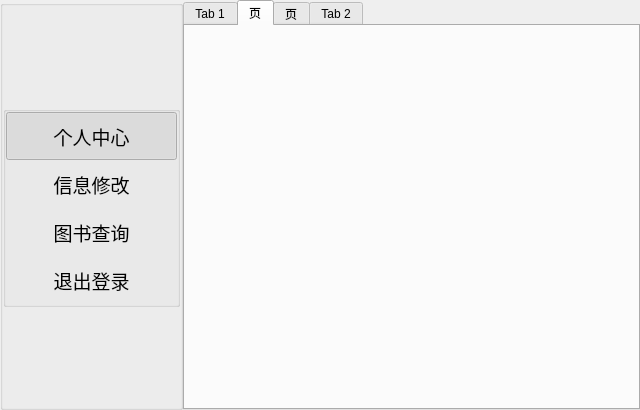
This is twidgetstudent.ui in xiezhihu/Qt_Book as Qt 5 draws it before an edit. The edited form follows.
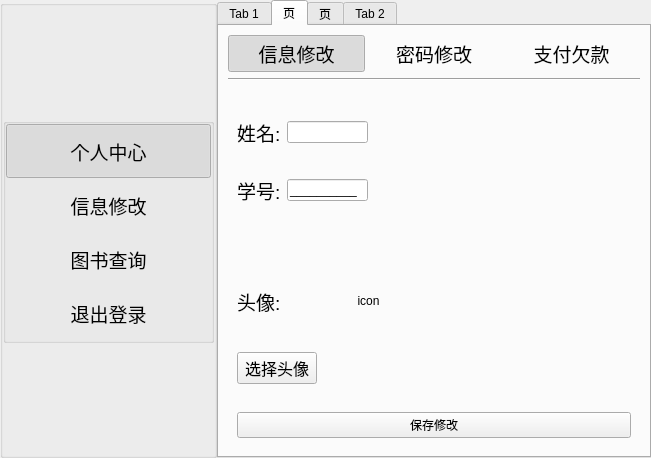
This is the edited form. The open tabs and pages were chosen to show the change.

Commit message: 完成信息修改设计

Patch:
```diff
--- a/twidgetstudent.ui
+++ b/twidgetstudent.ui
@@ -6,14 +6,14 @@
    <rect>
     <x>0</x>
     <y>0</y>
-    <width>640</width>
-    <height>410</height>
+    <width>651</width>
+    <height>458</height>
    </rect>
   </property>
   <property name="windowTitle">
    <string>Form</string>
   </property>
-  <layout class="QHBoxLayout" name="horizontalLayout" stretch="2,5">
+  <layout class="QHBoxLayout" name="horizontalLayout" stretch="1,2">
    <property name="spacing">
     <number>0</number>
    </property>
@@ -226,7 +226,7 @@
    <item>
     <widget class="QTabWidget" name="tabWidget">
      <property name="currentIndex">
-      <number>0</number>
+      <number>1</number>
      </property>
      <widget class="QWidget" name="tab">
       <attribute name="title">
@@ -238,25 +238,10 @@
          <property name="title">
           <string/>
          </property>
-         <layout class="QHBoxLayout" name="horizontalLayout_3" stretch="2,3">
-          <property name="spacing">
-           <number>0</number>
-          </property>
-          <property name="leftMargin">
-           <number>0</number>
-          </property>
-          <property name="topMargin">
-           <number>0</number>
-          </property>
-          <property name="rightMargin">
-           <number>0</number>
-          </property>
-          <property name="bottomMargin">
-           <number>0</number>
-          </property>
+         <layout class="QHBoxLayout" name="horizontalLayout_2" stretch="3,5">
           <item>
-           <layout class="QHBoxLayout" name="horizontalLayout_2">
-            <item>
+           <layout class="QGridLayout" name="gridLayout">
+            <item row="0" column="0" rowspan="2">
              <widget class="QLabel" name="labIcon">
               <property name="text">
                <string>icon</string>
@@ -266,7 +251,20 @@
               </property>
              </widget>
             </item>
-            <item>
+            <item row="0" column="1">
+             <spacer name="verticalSpacer_3">
+              <property name="orientation">
+               <enum>Qt::Vertical</enum>
+              </property>
+              <property name="sizeHint" stdset="0">
+               <size>
+                <width>20</width>
+                <height>28</height>
+               </size>
+              </property>
+             </spacer>
+            </item>
+            <item row="1" column="1">
              <layout class="QVBoxLayout" name="verticalLayout_3">
               <item>
                <widget class="QLabel" name="labName">
@@ -288,7 +286,7 @@
                  </font>
                 </property>
                 <property name="text">
-                 <string>ID</string>
+                 <string>学号</string>
                 </property>
                </widget>
               </item>
@@ -375,6 +373,334 @@
       <attribute name="title">
        <string>页</string>
       </attribute>
+      <layout class="QVBoxLayout" name="verticalLayout_8">
+       <item>
+        <layout class="QVBoxLayout" name="verticalLayout_7">
+         <item>
+          <layout class="QHBoxLayout" name="horizontalLayout_4">
+           <property name="spacing">
+            <number>0</number>
+           </property>
+           <item>
+            <widget class="QPushButton" name="btnStackedPag0">
+             <property name="font">
+              <font>
+               <pointsize>14</pointsize>
+              </font>
+             </property>
+             <property name="text">
+              <string>信息修改</string>
+             </property>
+             <property name="checkable">
+              <bool>true</bool>
+             </property>
+             <property name="checked">
+              <bool>true</bool>
+             </property>
+             <property name="autoExclusive">
+              <bool>true</bool>
+             </property>
+             <property name="flat">
+              <bool>true</bool>
+             </property>
+            </widget>
+           </item>
+           <item>
+            <widget class="QPushButton" name="btnStackedPag1">
+             <property name="font">
+              <font>
+               <pointsize>14</pointsize>
+              </font>
+             </property>
+             <property name="text">
+              <string>密码修改</string>
+             </property>
+             <property name="checkable">
+              <bool>true</bool>
+             </property>
+             <property name="autoExclusive">
+              <bool>true</bool>
+             </property>
+             <property name="flat">
+              <bool>true</bool>
+             </property>
+            </widget>
+           </item>
+           <item>
+            <widget class="QPushButton" name="btnStackedPag2">
+             <property name="font">
+              <font>
+               <pointsize>14</pointsize>
+              </font>
+             </property>
+             <property name="text">
+              <string>支付欠款</string>
+             </property>
+             <property name="checkable">
+              <bool>true</bool>
+             </property>
+             <property name="autoExclusive">
+              <bool>true</bool>
+             </property>
+             <property name="flat">
+              <bool>true</bool>
+             </property>
+            </widget>
+           </item>
+          </layout>
+         </item>
+         <item>
+          <widget class="Line" name="line_2">
+           <property name="orientation">
+            <enum>Qt::Horizontal</enum>
+           </property>
+          </widget>
+         </item>
+         <item>
+          <widget class="QStackedWidget" name="stackedWidget">
+           <property name="currentIndex">
+            <number>0</number>
+           </property>
+           <widget class="QWidget" name="page">
+            <layout class="QVBoxLayout" name="verticalLayout_9" stretch="1,2,1,2,1,1,4,2,1,1">
+             <item>
+              <spacer name="verticalSpacer_4">
+               <property name="orientation">
+                <enum>Qt::Vertical</enum>
+               </property>
+               <property name="sizeHint" stdset="0">
+                <size>
+                 <width>20</width>
+                 <height>18</height>
+                </size>
+               </property>
+              </spacer>
+             </item>
+             <item>
+              <layout class="QHBoxLayout" name="horizontalLayout_10" stretch="1,2">
+               <item>
+                <layout class="QHBoxLayout" name="horizontalLayout_11">
+                 <item>
+                  <widget class="QLabel" name="label_6">
+                   <property name="font">
+                    <font>
+                     <pointsize>14</pointsize>
+                    </font>
+                   </property>
+                   <property name="text">
+                    <string>姓名:</string>
+                   </property>
+                  </widget>
+                 </item>
+                 <item>
+                  <widget class="QLineEdit" name="lineMessageName"/>
+                 </item>
+                </layout>
+               </item>
+               <item>
+                <spacer name="horizontalSpacer_5">
+                 <property name="orientation">
+                  <enum>Qt::Horizontal</enum>
+                 </property>
+                 <property name="sizeHint" stdset="0">
+                  <size>
+                   <width>40</width>
+                   <height>20</height>
+                  </size>
+                 </property>
+                </spacer>
+               </item>
+              </layout>
+             </item>
+             <item>
+              <spacer name="verticalSpacer_5">
+               <property name="orientation">
+                <enum>Qt::Vertical</enum>
+               </property>
+               <property name="sizeHint" stdset="0">
+                <size>
+                 <width>20</width>
+                 <height>18</height>
+                </size>
+               </property>
+              </spacer>
+             </item>
+             <item>
+              <layout class="QHBoxLayout" name="horizontalLayout_12" stretch="1,2">
+               <item>
+                <layout class="QHBoxLayout" name="horizontalLayout_13">
+                 <item>
+                  <widget class="QLabel" name="label_7">
+                   <property name="font">
+                    <font>
+                     <pointsize>14</pointsize>
+                    </font>
+                   </property>
+                   <property name="text">
+                    <string>学号:</string>
+                   </property>
+                  </widget>
+                 </item>
+                 <item>
+                  <widget class="QLineEdit" name="lineMessageNumber">
+                   <property name="inputMask">
+                    <string>0000000000;_</string>
+                   </property>
+                   <property name="text">
+                    <string/>
+                   </property>
+                   <property name="placeholderText">
+                    <string/>
+                   </property>
+                  </widget>
+                 </item>
+                </layout>
+               </item>
+               <item>
+                <spacer name="horizontalSpacer_6">
+                 <property name="orientation">
+                  <enum>Qt::Horizontal</enum>
+                 </property>
+                 <property name="sizeHint" stdset="0">
+                  <size>
+                   <width>40</width>
+                   <height>20</height>
+                  </size>
+                 </property>
+                </spacer>
+               </item>
+              </layout>
+             </item>
+             <item>
+              <spacer name="verticalSpacer_7">
+               <property name="orientation">
+                <enum>Qt::Vertical</enum>
+               </property>
+               <property name="sizeHint" stdset="0">
+                <size>
+                 <width>20</width>
+                 <height>18</height>
+                </size>
+               </property>
+              </spacer>
+             </item>
+             <item>
+              <spacer name="verticalSpacer_8">
+               <property name="orientation">
+                <enum>Qt::Vertical</enum>
+               </property>
+               <property name="sizeHint" stdset="0">
+                <size>
+                 <width>20</width>
+                 <height>19</height>
+                </size>
+               </property>
+              </spacer>
+             </item>
+             <item>
+              <layout class="QHBoxLayout" name="horizontalLayout_14">
+               <item>
+                <layout class="QHBoxLayout" name="horizontalLayout_15" stretch="1,2">
+                 <property name="spacing">
+                  <number>0</number>
+                 </property>
+                 <item>
+                  <widget class="QLabel" name="label_8">
+                   <property name="font">
+                    <font>
+                     <pointsize>14</pointsize>
+                    </font>
+                   </property>
+                   <property name="text">
+                    <string>头像:</string>
+                   </property>
+                  </widget>
+                 </item>
+                 <item>
+                  <widget class="QLabel" name="labelMessageIcon">
+                   <property name="text">
+                    <string>icon</string>
+                   </property>
+                   <property name="alignment">
+                    <set>Qt::AlignCenter</set>
+                   </property>
+                  </widget>
+                 </item>
+                </layout>
+               </item>
+               <item>
+                <spacer name="horizontalSpacer_7">
+                 <property name="orientation">
+                  <enum>Qt::Horizontal</enum>
+                 </property>
+                 <property name="sizeHint" stdset="0">
+                  <size>
+                   <width>40</width>
+                   <height>20</height>
+                  </size>
+                 </property>
+                </spacer>
+               </item>
+              </layout>
+             </item>
+             <item>
+              <layout class="QHBoxLayout" name="horizontalLayout_3">
+               <item>
+                <widget class="QPushButton" name="btnMessageSetIcon">
+                 <property name="font">
+                  <font>
+                   <pointsize>12</pointsize>
+                  </font>
+                 </property>
+                 <property name="text">
+                  <string>选择头像</string>
+                 </property>
+                </widget>
+               </item>
+               <item>
+                <spacer name="horizontalSpacer_2">
+                 <property name="orientation">
+                  <enum>Qt::Horizontal</enum>
+                 </property>
+                 <property name="sizeHint" stdset="0">
+                  <size>
+                   <width>40</width>
+                   <height>20</height>
+                  </size>
+                 </property>
+                </spacer>
+               </item>
+              </layout>
+             </item>
+             <item>
+              <spacer name="verticalSpacer_6">
+               <property name="orientation">
+                <enum>Qt::Vertical</enum>
+               </property>
+               <property name="sizeHint" stdset="0">
+                <size>
+                 <width>20</width>
+                 <height>18</height>
+                </size>
+               </property>
+              </spacer>
+             </item>
+             <item>
+              <widget class="QPushButton" name="btnMessageSave">
+               <property name="text">
+                <string>保存修改</string>
+               </property>
+              </widget>
+             </item>
+            </layout>
+           </widget>
+           <widget class="QWidget" name="page_2"/>
+           <widget class="QWidget" name="page_3"/>
+          </widget>
+         </item>
+        </layout>
+       </item>
+      </layout>
      </widget>
      <widget class="QWidget" name="tab_4">
       <attribute name="title">
```
The commit also changes 3 other files.
